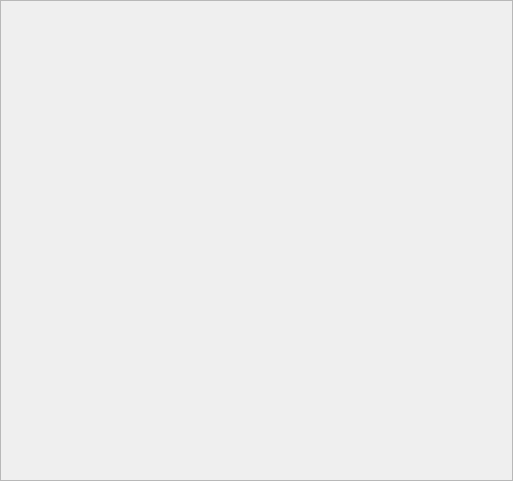
First picture: the form in ChartsWidget.ui, repository JackLeEmmerdeur/knfancurve, before the edit.
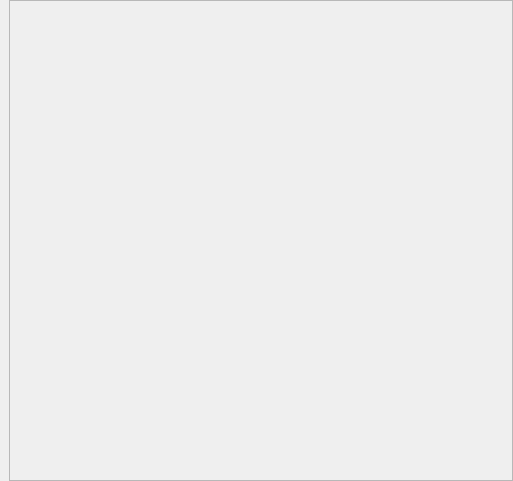
Second picture: the form after the edit.

Commit message: Not-Proud-Commit Equal stretch of QSplitters in VBoxLayout (not working 100%) Repainter stop all on quit (ugly signal/slot-chain)

Diff of the .ui file:
```diff
--- a/ChartsWidget.ui
+++ b/ChartsWidget.ui
@@ -25,12 +25,12 @@
   <property name="styleSheet">
    <string notr="true"/>
   </property>
-  <layout class="QHBoxLayout" name="horizontalLayout" stretch="0">
+  <layout class="QVBoxLayout" name="verticalLayout_2" stretch="0">
    <property name="sizeConstraint">
     <enum>QLayout::SetDefaultConstraint</enum>
    </property>
    <property name="leftMargin">
-    <number>0</number>
+    <number>9</number>
    </property>
    <property name="topMargin">
     <number>0</number>
```
The commit also changes 10 other files.
